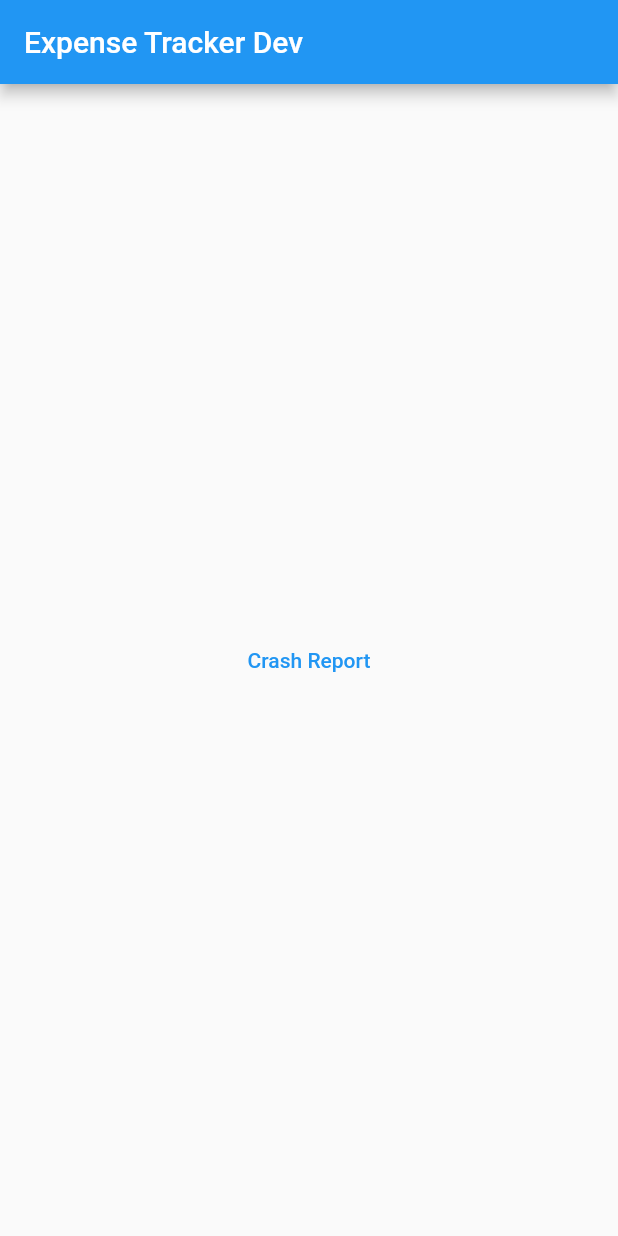
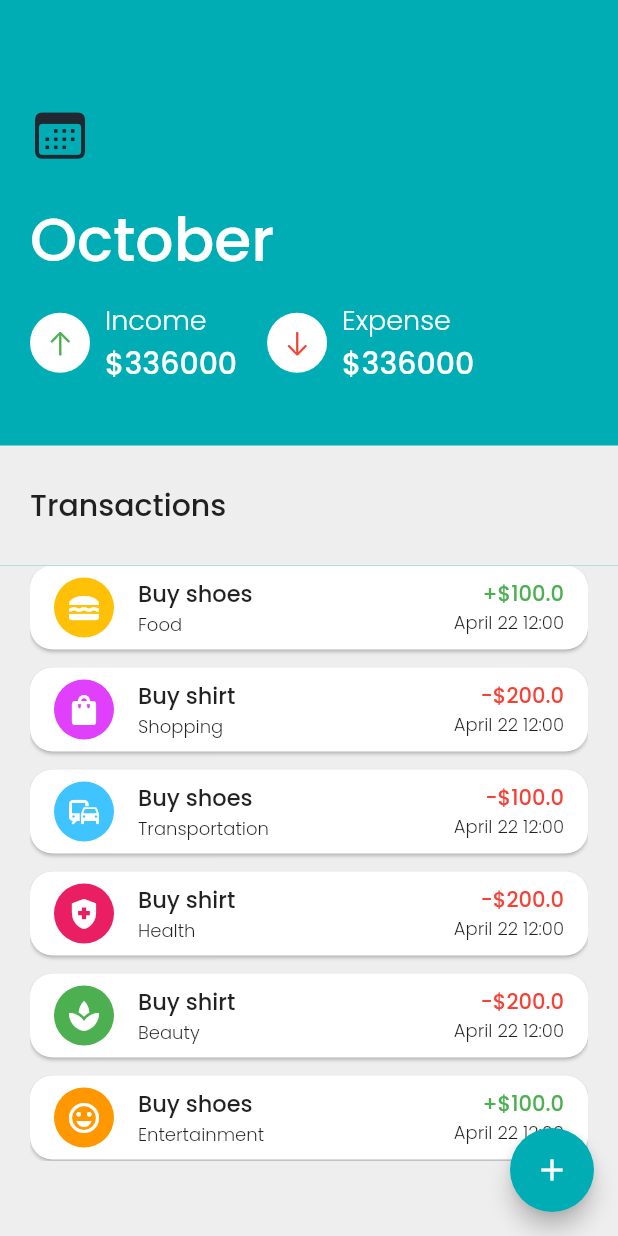
Before and after one commit to AungMyoMin196/expense-tracker, a Flutter app: the screen it shows after launch, on a phone screen of 412 x 824 dp. Run offline on Flutter 3.47's test engine with Material 2 defaults, Android fonts, the phone set to English and light mode, and no system bars; our stand-ins replace firebase_core, firebase_crashlytics; accounts and stored records are empty.

Commit message:
ui created

```diff
--- a/analysis_options.yaml
+++ b/analysis_options.yaml
@@ -30,7 +30,7 @@ linter:
     - avoid_catches_without_on_clauses
     - avoid_catching_errors
     - avoid_empty_else
-    - avoid_classes_with_only_static_members
+    # - avoid_classes_with_only_static_members
     - avoid_returning_null
     - avoid_null_checks_in_equality_operators
     - empty_statements
--- a/lib/app/app.dart
+++ b/lib/app/app.dart
@@ -1,4 +1,7 @@
-import 'package:firebase_crashlytics/firebase_crashlytics.dart';
+import 'package:expense_tracker/define/enums/category_enum.dart';
+import 'package:expense_tracker/home/screens/home_screen.dart';
+import 'package:expense_tracker/models/transaction.dart';
+import 'package:expense_tracker/theme/app_theme.dart';
 import 'package:flutter/material.dart';
 
 class App extends StatelessWidget {
@@ -8,16 +11,77 @@ class App extends StatelessWidget {
 
   @override
   Widget build(BuildContext context) {
+    List<Transaction> transactions = [
+      Transaction(
+          id: '1',
+          type: 'income',
+          name: 'Buy shoes',
+          categoryId: CategoryEnum.food,
+          amount: 100.0,
+          note: null,
+          createdAt: '2022-04-22 12:00:00'),
+      Transaction(
+          id: '2',
+          name: 'Buy shirt',
+          type: 'expense',
+          categoryId: CategoryEnum.shopping,
+          amount: 200.0,
+          note: null,
+          createdAt: '2022-04-22 12:00:00'),
+      Transaction(
+          id: '1',
+          type: 'expense',
+          name: 'Buy shoes',
+          categoryId: CategoryEnum.transportation,
+          amount: 100.0,
+          note: null,
+          createdAt: '2022-04-22 12:00:00'),
+      Transaction(
+          id: '2',
+          name: 'Buy shirt',
+          type: 'expense',
+          categoryId: CategoryEnum.health,
+          amount: 200.0,
+          note: null,
+          createdAt: '2022-04-22 12:00:00'),
+      Transaction(
+          id: '2',
+          name: 'Buy shirt',
+          type: 'expense',
+          categoryId: CategoryEnum.beauty,
+          amount: 200.0,
+          note: null,
+          createdAt: '2022-04-22 12:00:00'),
+      Transaction(
+          id: '1',
+          type: 'income',
+          name: 'Buy shoes',
+          categoryId: CategoryEnum.entertainment,
+          amount: 100.0,
+          note: null,
+          createdAt: '2022-04-22 12:00:00'),
+      Transaction(
+          id: '1',
+          type: 'income',
+          name: 'Buy shoes',
+          categoryId: CategoryEnum.travel,
+          amount: 100.0,
+          note: null,
+          createdAt: '2022-04-22 12:00:00'),
+      Transaction(
+          id: '1',
+          type: 'income',
+          name: 'Buy shoes',
+          categoryId: CategoryEnum.other,
+          amount: 100.0,
+          note: null,
+          createdAt: '2022-04-22 12:00:00'),
+    ];
     return MaterialApp(
       title: 'Expanse Tracker',
-      home: Scaffold(
-        appBar: AppBar(title: Text(flavor)),
-        body: Center(
-          child: TextButton(
-            child: const Text('Crash Report'),
-            onPressed: () => {FirebaseCrashlytics.instance.crash()},
-          ),
-        ),
+      theme: AppTheme.light,
+      home: HomeScreen(
+        transactions: transactions,
       ),
     );
   }
--- a/lib/bootstrap.dart
+++ b/lib/bootstrap.dart
@@ -8,7 +8,7 @@ void bootstrap(App app) {
   runZonedGuarded<Future<void>>(() async {
     WidgetsFlutterBinding.ensureInitialized();
     await Firebase.initializeApp();
-    // The following lines are the same as previously explained in "Handling uncaught errors"
+
     FlutterError.onError = FirebaseCrashlytics.instance.recordFlutterError;
 
     runApp(app);
--- /dev/null
+++ b/lib/define/enums/category_enum.dart
@@ -0,0 +1,10 @@
+enum CategoryEnum {
+  food,
+  shopping,
+  transportation,
+  health,
+  beauty,
+  entertainment,
+  travel,
+  other,
+}
--- /dev/null
+++ b/lib/home/screens/home_screen.dart
@@ -0,0 +1,89 @@
+import 'package:expense_tracker/home/widgets/amount_indicator.dart';
+import 'package:expense_tracker/home/widgets/transaction_list.dart';
+import 'package:expense_tracker/models/transaction.dart';
+import 'package:expense_tracker/theme/app_theme.dart';
+import 'package:flutter/cupertino.dart';
+import 'package:flutter/material.dart';
+
+class HomeScreen extends StatelessWidget {
+  const HomeScreen({Key? key, required this.transactions}) : super(key: key);
+
+  final List<Transaction> transactions;
+
+  @override
+  Widget build(BuildContext context) {
+    return Scaffold(
+      backgroundColor: AppTheme.primaryColor,
+      floatingActionButton: FloatingActionButton(
+        backgroundColor: AppTheme.primaryColor,
+        onPressed: () => debugPrint('test'),
+        child: const Icon(Icons.add),
+      ),
+      body: Column(
+        crossAxisAlignment: CrossAxisAlignment.start,
+        children: <Widget>[
+          Container(
+            padding: const EdgeInsets.only(top: 70.0, left: 20.0, right: 20.0),
+            child: Column(
+              crossAxisAlignment: CrossAxisAlignment.start,
+              children: <Widget>[
+                const Icon(
+                  CupertinoIcons.calendar,
+                  color: Color(0xFF222831),
+                  size: 40.0,
+                ),
+                const SizedBox(
+                  height: 20.0,
+                ),
+                const Text(
+                  'October',
+                  style: TextStyle(
+                    color: Colors.white,
+                    fontSize: 40.0,
+                    fontWeight: FontWeight.w500,
+                  ),
+                ),
+                const SizedBox(
+                  height: 10.0,
+                ),
+                Row(
+                  children: const <Widget>[
+                    AmountIndicator(type: 'Income', amount: 336000),
+                    SizedBox(
+                      width: 20.0,
+                    ),
+                    AmountIndicator(type: 'Expense', amount: 336000),
+                  ],
+                )
+              ],
+            ),
+          ),
+          const SizedBox(
+            height: 40.0,
+          ),
+          Container(
+            padding:
+                const EdgeInsets.symmetric(horizontal: 20.0, vertical: 25.0),
+            width: double.infinity,
+            color: const Color(0xFFEEEEEE),
+            child: const Text(
+              'Transactions',
+              style: TextStyle(
+                fontSize: 20,
+                fontWeight: FontWeight.w500,
+              ),
+            ),
+          ),
+          Expanded(
+            child: Container(
+              color: const Color(0xFFEEEEEE),
+              padding:
+                  const EdgeInsets.only(left: 20.0, right: 20.0, bottom: 50.0),
+              child: TransactionList(transactions: transactions),
+            ),
+          ),
+        ],
+      ),
+    );
+  }
+}
--- /dev/null
+++ b/lib/home/widgets/amount_indicator.dart
@@ -0,0 +1,53 @@
+import 'package:flutter/cupertino.dart';
+import 'package:flutter/material.dart';
+
+class AmountIndicator extends StatelessWidget {
+  const AmountIndicator({Key? key, required this.amount, required this.type})
+      : super(key: key);
+
+  final double amount;
+  final String type;
+
+  @override
+  Widget build(BuildContext context) {
+    return Row(
+      children: <Widget>[
+        CircleAvatar(
+          backgroundColor: Colors.white,
+          radius: 20.0,
+          child: Icon(
+            type.toLowerCase() == 'income'
+                ? CupertinoIcons.arrow_up
+                : CupertinoIcons.arrow_down,
+            color: type.toLowerCase() == 'income' ? Colors.green : Colors.red,
+            size: 20.0,
+          ),
+        ),
+        const SizedBox(
+          width: 10.0,
+        ),
+        Column(
+          crossAxisAlignment: CrossAxisAlignment.start,
+          children: <Widget>[
+            Text(
+              type,
+              style: const TextStyle(
+                color: Colors.white,
+                fontSize: 18.0,
+                fontWeight: FontWeight.w300,
+              ),
+            ),
+            Text(
+              '\$${amount.toStringAsFixed(0)}',
+              style: const TextStyle(
+                color: Colors.white,
+                fontSize: 20.0,
+                fontWeight: FontWeight.w500,
+              ),
+            ),
+          ],
+        ),
+      ],
+    );
+  }
+}
--- /dev/null
+++ b/lib/home/widgets/transaction_list.dart
@@ -0,0 +1,21 @@
+import 'package:expense_tracker/home/widgets/transaction_list_tile.dart';
+import 'package:expense_tracker/models/transaction.dart';
+import 'package:flutter/material.dart';
+
+class TransactionList extends StatelessWidget {
+  const TransactionList({Key? key, required this.transactions})
+      : super(key: key);
+
+  final List<Transaction> transactions;
+
+  @override
+  Widget build(BuildContext context) {
+    return ListView.builder(
+      padding: EdgeInsets.zero,
+      itemBuilder: (context, index) {
+        return TransactionListTile(transaction: transactions[index]);
+      },
+      itemCount: transactions.length,
+    );
+  }
+}
--- /dev/null
+++ b/lib/home/widgets/transaction_list_tile.dart
@@ -0,0 +1,59 @@
+import 'package:expense_tracker/models/transaction.dart';
+import 'package:flutter/material.dart';
+
+class TransactionListTile extends StatelessWidget {
+  const TransactionListTile({Key? key, required this.transaction})
+      : super(key: key);
+
+  final Transaction transaction;
+  @override
+  Widget build(BuildContext context) {
+    return Card(
+      margin: const EdgeInsets.only(bottom: 12.0),
+      shape: RoundedRectangleBorder(borderRadius: BorderRadius.circular(15.0)),
+      child: ListTile(
+        leading: transaction.getCategoryIcon(),
+        title: Column(
+          mainAxisAlignment: MainAxisAlignment.center,
+          crossAxisAlignment: CrossAxisAlignment.start,
+          children: [
+            Text(
+              transaction.name,
+              style: const TextStyle(
+                fontSize: 15.0,
+                fontWeight: FontWeight.w500,
+              ),
+            ),
+            Text(
+              transaction.getCategoryName(),
+              style: const TextStyle(
+                fontSize: 12.0,
+                fontWeight: FontWeight.w300,
+              ),
+            ),
+          ],
+        ),
+        trailing: Column(
+          mainAxisAlignment: MainAxisAlignment.center,
+          crossAxisAlignment: CrossAxisAlignment.end,
+          children: [
+            Text(
+              transaction.getDisplayAmount(),
+              style: TextStyle(
+                fontWeight: FontWeight.w500,
+                color: transaction.isExpense() ? Colors.red : Colors.green,
+              ),
+            ),
+            Text(
+              transaction.getDisplayCreatedAt(),
+              style: const TextStyle(
+                fontSize: 12.0,
+                fontWeight: FontWeight.w300,
+              ),
+            ),
+          ],
+        ),
+      ),
+    );
+  }
+}
--- /dev/null
+++ b/lib/models/transaction.dart
@@ -0,0 +1,124 @@
+import 'package:expense_tracker/define/enums/category_enum.dart';
+import 'package:flutter/material.dart';
+import 'package:intl/intl.dart';
+
+class Transaction {
+  String id;
+  String type;
+  String name;
+  CategoryEnum categoryId;
+  double amount;
+  String? note;
+  String createdAt;
+
+  Transaction(
+      {required this.id,
+      required this.type,
+      required this.name,
+      required this.categoryId,
+      required this.amount,
+      this.note,
+      required this.createdAt});
+
+  Widget getCategoryIcon() {
+    switch (categoryId) {
+      case CategoryEnum.food:
+        return const CircleAvatar(
+          backgroundColor: Colors.amber,
+          child: Icon(
+            Icons.lunch_dining,
+            color: Colors.white,
+          ),
+        );
+      case CategoryEnum.shopping:
+        return const CircleAvatar(
+          backgroundColor: Colors.purpleAccent,
+          child: Icon(
+            Icons.shopping_bag,
+            color: Colors.white,
+          ),
+        );
+      case CategoryEnum.transportation:
+        return const CircleAvatar(
+          backgroundColor: Colors.lightBlueAccent,
+          child: Icon(
+            Icons.commute,
+            color: Colors.white,
+          ),
+        );
+      case CategoryEnum.health:
+        return const CircleAvatar(
+          backgroundColor: Colors.pink,
+          child: Icon(
+            Icons.health_and_safety,
+            color: Colors.white,
+          ),
+        );
+      case CategoryEnum.beauty:
+        return const CircleAvatar(
+          backgroundColor: Colors.green,
+          child: Icon(
+            Icons.spa,
+            color: Colors.white,
+          ),
+        );
+      case CategoryEnum.entertainment:
+        return const CircleAvatar(
+          backgroundColor: Colors.orange,
+          child: Icon(
+            Icons.sentiment_very_satisfied,
+            color: Colors.white,
+          ),
+        );
+      case CategoryEnum.travel:
+        return const CircleAvatar(
+          backgroundColor: Colors.indigoAccent,
+          child: Icon(
+            Icons.flight_takeoff,
+            color: Colors.white,
+          ),
+        );
+      default:
+        return const CircleAvatar(
+          backgroundColor: Colors.grey,
+          child: Icon(
+            Icons.style,
+            color: Colors.white,
+          ),
+        );
+    }
+  }
+
+  String getCategoryName() {
+    switch (categoryId) {
+      case CategoryEnum.food:
+        return 'Food';
+      case CategoryEnum.shopping:
+        return 'Shopping';
+      case CategoryEnum.transportation:
+        return 'Transportation';
+      case CategoryEnum.health:
+        return 'Health';
+      case CategoryEnum.beauty:
+        return 'Beauty';
+      case CategoryEnum.entertainment:
+        return 'Entertainment';
+      case CategoryEnum.travel:
+        return 'Travel';
+      default:
+        return 'Other';
+    }
+  }
+
+  bool isExpense() {
+    return type.toLowerCase() == 'expense';
+  }
+
+  String getDisplayAmount() {
+    return isExpense() ? '-\$${amount.toString()}' : '+\$${amount.toString()}';
+  }
+
+  String getDisplayCreatedAt() {
+    return DateFormat.MMMMd().add_Hm().format(DateTime.parse(createdAt));
+  }
+}
--- /dev/null
+++ b/lib/theme/app_theme.dart
@@ -0,0 +1,38 @@
+import 'package:flutter/material.dart';
+
+class AppTheme {
+  static const primaryColor = Color(0xFF00ADB5);
+
+  static const accentColor = Color(0xFF222831);
+
+  static const MaterialColor primarySwatch = MaterialColor(
+    0xFF00ADB5,
+    <int, Color>{
+      50: Color(0xFFE0F5F6),
+      100: Color(0xFFB3E6E9),
+      200: Color(0xFF80D6DA),
+      300: Color(0xFF4DC6CB),
+      400: Color(0xFF26B9C0),
+      500: Color(0xFF00ADB5),
+      600: Color(0xFF00A6AE),
+      700: Color(0xFF009CA5),
+      800: Color(0xFF00939D),
+      900: Color(0xFF00838D),
+    },
+  );
+
+  static ThemeData get light {
+    return ThemeData(
+      primaryColor: primaryColor,
+      colorScheme: ColorScheme.fromSwatch(
+        primarySwatch: primarySwatch,
+        accentColor: accentColor,
+      ),
+      fontFamily: 'Poppins',
+    );
+  }
+
+  static ThemeData get dark {
+    return ThemeData.dark();
+  }
+}
```
Also changed, not shown: pubspec.yaml (+22 -15 lines), assets/fonts/Poppins-Bold.ttf (added), assets/fonts/Poppins-Light.ttf (added), assets/fonts/Poppins-Medium.ttf (added), assets/fonts/Poppins-Regular.ttf (added), assets/fonts/Poppins-SemiBold.ttf (added), pubspec.lock, 1 other file.
